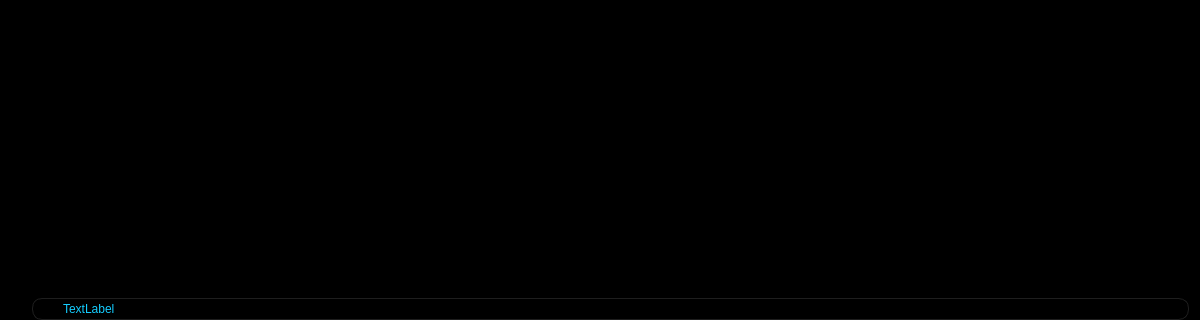
Before: the Qt Designer form assets/PlayerMainWindow.ui in ifreddyrod/SpyderPlayer, drawn with Qt 5; both pictures show x 0 to 1200 and y 479 to 799 of the 1200 by 799 pixel window.
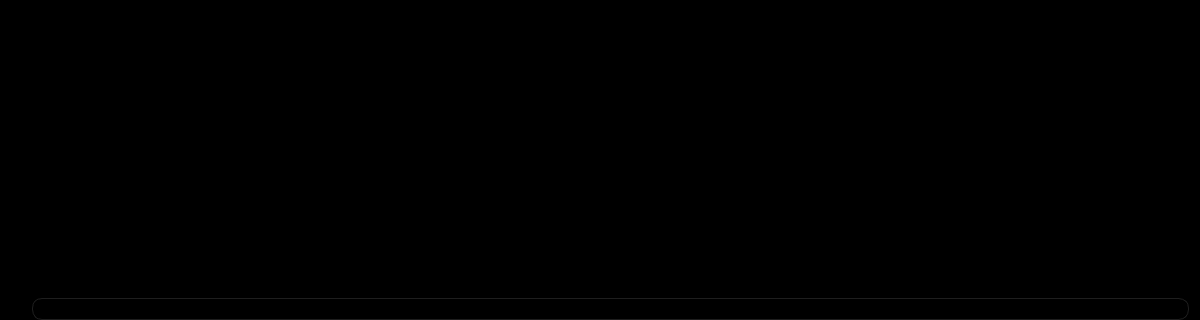
After: the same form once the commit is applied. Icons and pictures are not drawn.

Commit message: - Made default text for status bar blank instead of textlabel.

Diff of the .ui file:
```diff
--- a/assets/PlayerMainWindow.ui
+++ b/assets/PlayerMainWindow.ui
@@ -329,7 +329,7 @@
 }</string>
                 </property>
                 <property name="text">
-                 <string>TextLabel</string>
+                 <string/>
                 </property>
                 <property name="indent">
                  <number>30</number>
```
